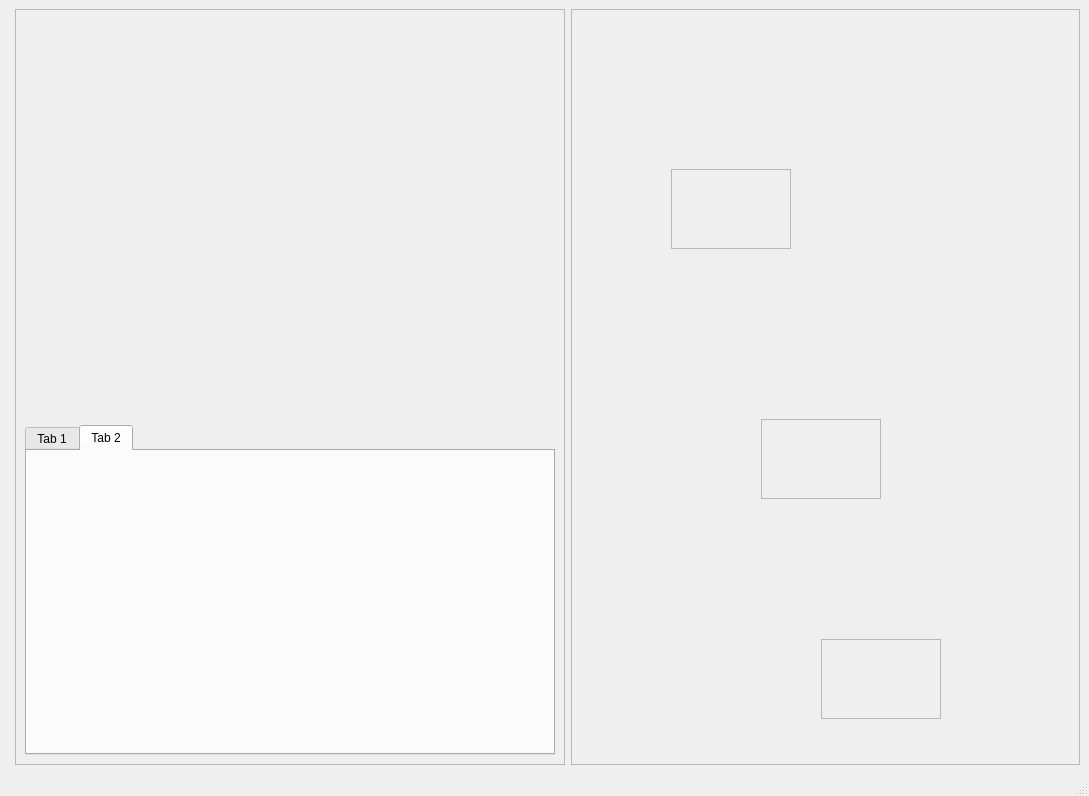
KacSz123/checkers_qt, file mainwindow.ui: the form before one commit.
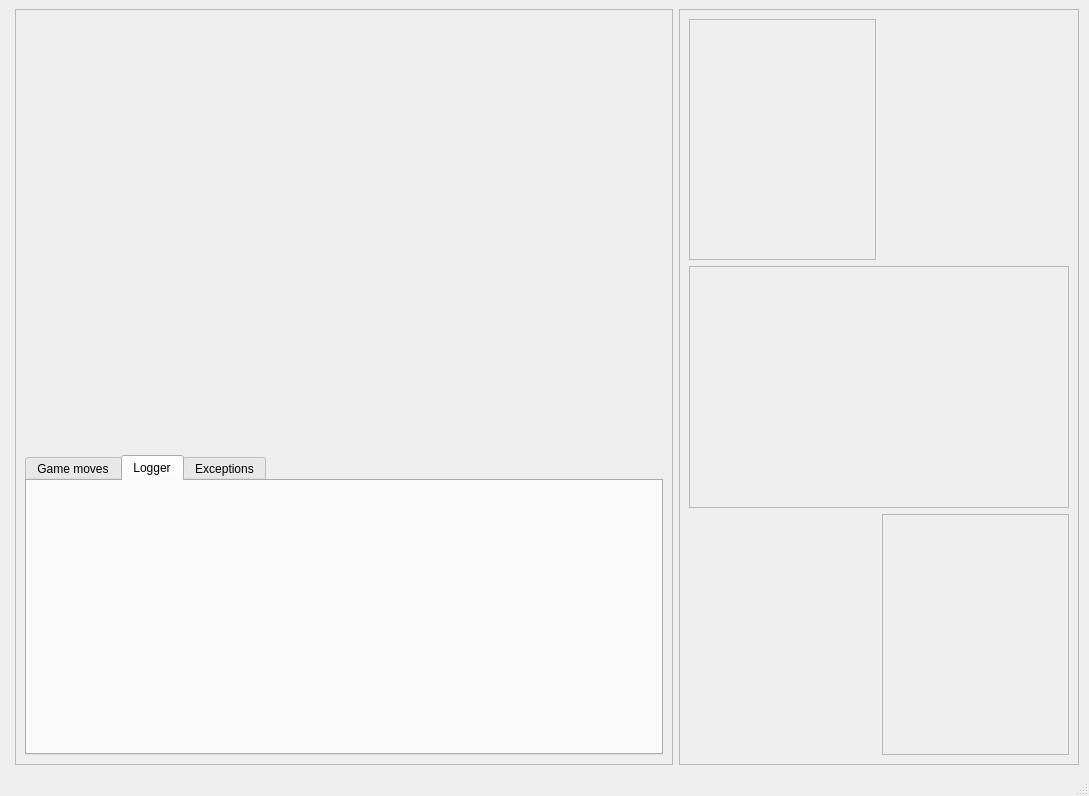
The form after the commit. The open tabs and pages were chosen to show the change.

Patch:
```diff
--- a/mainwindow.ui
+++ b/mainwindow.ui
@@ -46,33 +46,17 @@
       </property>
       <item row="0" column="3">
        <layout class="QVBoxLayout" name="verticalLayout_5">
-        <item>
-         <spacer name="horizontalSpacer">
-          <property name="orientation">
-           <enum>Qt::Horizontal</enum>
-          </property>
-          <property name="sizeType">
-           <enum>QSizePolicy::MinimumExpanding</enum>
-          </property>
-          <property name="sizeHint" stdset="0">
-           <size>
-            <width>350</width>
-            <height>0</height>
-           </size>
-          </property>
-         </spacer>
-        </item>
         <item>
          <widget class="QFrame" name="frame_2">
           <property name="sizePolicy">
-           <sizepolicy hsizetype="MinimumExpanding" vsizetype="MinimumExpanding">
-            <horstretch>0</horstretch>
+           <sizepolicy hsizetype="Fixed" vsizetype="MinimumExpanding">
+            <horstretch>1</horstretch>
             <verstretch>0</verstretch>
            </sizepolicy>
           </property>
           <property name="minimumSize">
            <size>
-            <width>0</width>
+            <width>400</width>
             <height>0</height>
            </size>
           </property>
@@ -82,15 +66,9 @@
           <property name="frameShadow">
            <enum>QFrame::Raised</enum>
           </property>
+          <layout class="QGridLayout" name="gridLayout_4">
+           <item row="0" column="0">
           <widget class="QFrame" name="frame_3">
-           <property name="geometry">
-            <rect>
-             <x>100</x>
-             <y>160</y>
-             <width>120</width>
-             <height>80</height>
-            </rect>
-           </property>
            <property name="frameShape">
             <enum>QFrame::StyledPanel</enum>
            </property>
@@ -98,15 +76,9 @@
             <enum>QFrame::Raised</enum>
            </property>
           </widget>
+           </item>
+           <item row="1" column="0" colspan="2">
           <widget class="QFrame" name="frame_4">
-           <property name="geometry">
-            <rect>
-             <x>190</x>
-             <y>410</y>
-             <width>120</width>
-             <height>80</height>
-            </rect>
-           </property>
            <property name="frameShape">
             <enum>QFrame::StyledPanel</enum>
            </property>
@@ -114,15 +86,9 @@
             <enum>QFrame::Raised</enum>
            </property>
           </widget>
+           </item>
+           <item row="2" column="1">
           <widget class="QFrame" name="frame_5">
-           <property name="geometry">
-            <rect>
-             <x>250</x>
-             <y>630</y>
-             <width>120</width>
-             <height>80</height>
-            </rect>
-           </property>
            <property name="frameShape">
             <enum>QFrame::StyledPanel</enum>
            </property>
@@ -130,10 +96,25 @@
             <enum>QFrame::Raised</enum>
            </property>
           </widget>
+           </item>
+          </layout>
          </widget>
         </item>
        </layout>
       </item>
+      <item row="0" column="4">
+       <spacer name="verticalSpacer">
+        <property name="orientation">
+         <enum>Qt::Vertical</enum>
+        </property>
+        <property name="sizeHint" stdset="0">
+         <size>
+          <width>1</width>
+          <height>40</height>
+         </size>
+        </property>
+       </spacer>
+      </item>
       <item row="0" column="0">
        <layout class="QGridLayout" name="gridLayout_3">
         <item row="0" column="0">
@@ -146,7 +127,7 @@
           </property>
           <property name="sizeHint" stdset="0">
            <size>
-            <width>550</width>
+            <width>700</width>
             <height>0</height>
            </size>
           </property>
@@ -158,8 +139,8 @@
            <bool>true</bool>
           </property>
           <property name="sizePolicy">
-           <sizepolicy hsizetype="Preferred" vsizetype="MinimumExpanding">
-            <horstretch>0</horstretch>
+           <sizepolicy hsizetype="Expanding" vsizetype="Expanding">
+            <horstretch>1</horstretch>
             <verstretch>1</verstretch>
            </sizepolicy>
           </property>
@@ -170,23 +151,7 @@
            <enum>QFrame::Raised</enum>
           </property>
           <layout class="QGridLayout" name="gridLayout_2">
-           <item row="0" column="0">
-            <widget class="QWidget" name="widget" native="true">
-             <property name="sizePolicy">
-              <sizepolicy hsizetype="MinimumExpanding" vsizetype="MinimumExpanding">
-               <horstretch>0</horstretch>
-               <verstretch>0</verstretch>
-              </sizepolicy>
-             </property>
-             <property name="minimumSize">
-              <size>
-               <width>530</width>
-               <height>400</height>
-              </size>
-             </property>
-            </widget>
-           </item>
-           <item row="1" column="0">
+           <item row="1" column="1">
             <widget class="QTabWidget" name="tabWidget">
              <property name="enabled">
               <bool>true</bool>
@@ -208,15 +173,49 @@
              </property>
              <widget class="QWidget" name="tab_3">
               <attribute name="title">
-               <string>Tab 1</string>
+               <string>Game moves</string>
               </attribute>
              </widget>
              <widget class="QWidget" name="tab_4">
               <attribute name="title">
-               <string>Tab 2</string>
+               <string>Logger</string>
               </attribute>
              </widget>
-            </widget>
+             <widget class="QWidget" name="tab_5">
+              <attribute name="title">
+               <string>Exceptions</string>
+              </attribute>
+             </widget>
+            </widget>
+           </item>
+           <item row="0" column="1">
+            <widget class="QWidget" name="widget" native="true">
+             <property name="sizePolicy">
+              <sizepolicy hsizetype="MinimumExpanding" vsizetype="MinimumExpanding">
+               <horstretch>0</horstretch>
+               <verstretch>0</verstretch>
+              </sizepolicy>
+             </property>
+             <property name="minimumSize">
+              <size>
+               <width>530</width>
+               <height>400</height>
+              </size>
+             </property>
+            </widget>
+           </item>
+           <item row="0" column="0">
+            <spacer name="verticalSpacer_2">
+             <property name="orientation">
+              <enum>Qt::Vertical</enum>
+             </property>
+             <property name="sizeHint" stdset="0">
+              <size>
+               <width>0</width>
+               <height>2000</height>
+              </size>
+             </property>
+            </spacer>
            </item>
           </layout>
          </widget>
```
Left out of the diff: 2 changed lines with no effect on the pictures. Lines whose indentation alone changed are shown as unchanged.
